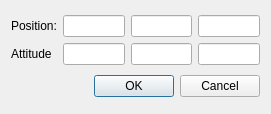
Qt form CIpp/refinputdiag.ui (mtsiakkas/controlluino) before a commit.
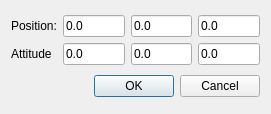
The same form after that commit.

Commit message: added setup msg UI elements. made message handling imrpovements. minor changes to HIL_tests

The edit to the form file:
```diff
--- a/CIpp/refinputdiag.ui
+++ b/CIpp/refinputdiag.ui
@@ -17,13 +17,25 @@
    <item>
     <layout class="QGridLayout" name="gridLayout">
      <item row="0" column="2">
-      <widget class="QLineEdit" name="txtPos2"/>
+      <widget class="QLineEdit" name="txtPos2">
+       <property name="text">
+        <string>0.0</string>
+       </property>
+      </widget>
      </item>
      <item row="0" column="1">
-      <widget class="QLineEdit" name="txtPos1"/>
+      <widget class="QLineEdit" name="txtPos1">
+       <property name="text">
+        <string>0.0</string>
+       </property>
+      </widget>
      </item>
      <item row="1" column="2">
-      <widget class="QLineEdit" name="txtAtt2"/>
+      <widget class="QLineEdit" name="txtAtt2">
+       <property name="text">
+        <string>0.0</string>
+       </property>
+      </widget>
      </item>
      <item row="1" column="0">
       <widget class="QLabel" name="label_2">
@@ -40,13 +52,25 @@
       </widget>
      </item>
      <item row="1" column="1">
-      <widget class="QLineEdit" name="txtAtt1"/>
+      <widget class="QLineEdit" name="txtAtt1">
+       <property name="text">
+        <string>0.0</string>
+       </property>
+      </widget>
      </item>
      <item row="0" column="3">
-      <widget class="QLineEdit" name="txtPos3"/>
+      <widget class="QLineEdit" name="txtPos3">
+       <property name="text">
+        <string>0.0</string>
+       </property>
+      </widget>
      </item>
      <item row="1" column="3">
-      <widget class="QLineEdit" name="txtAtt3"/>
+      <widget class="QLineEdit" name="txtAtt3">
+       <property name="text">
+        <string>0.0</string>
+       </property>
+      </widget>
      </item>
     </layout>
    </item>
```
The commit also changes 6 other files.
